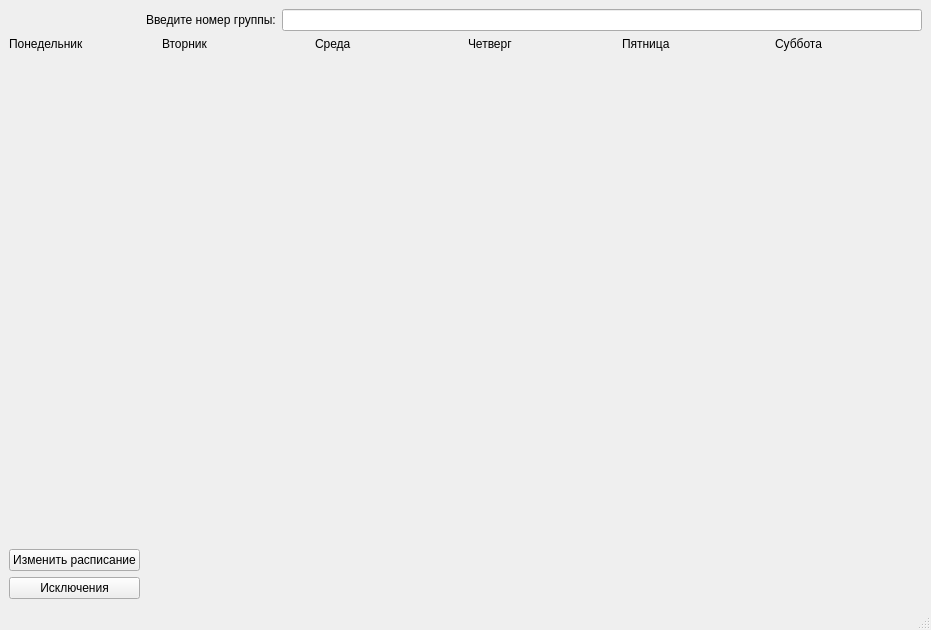
Before: the Qt Designer form client/mainwindow.ui in zefixed/raspyxxx, drawn with Qt 5.
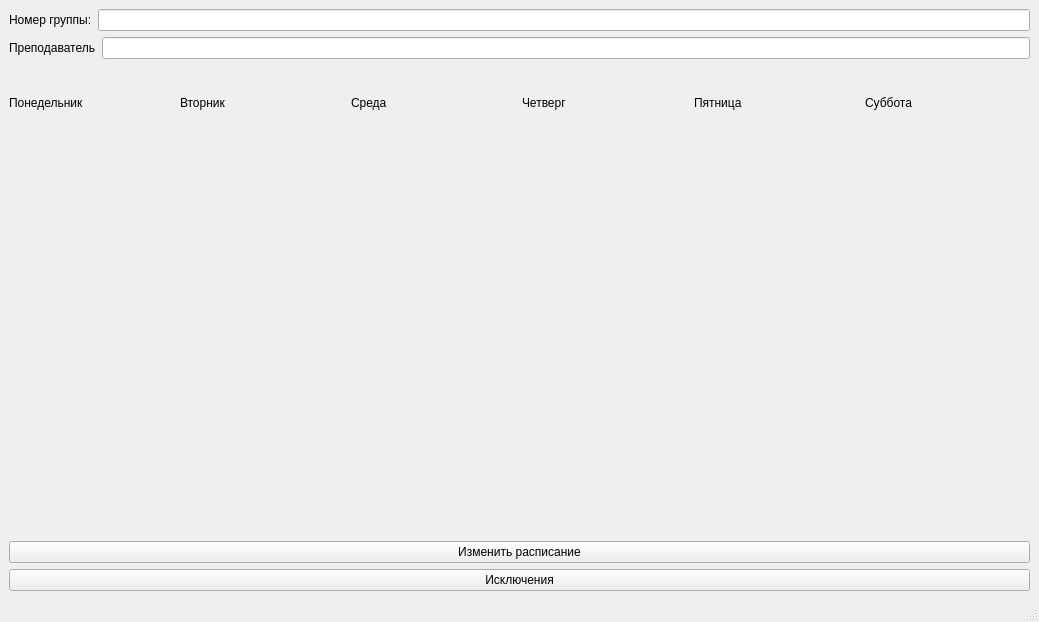
After: the same form once the commit is applied.

Commit message: Add search by teacher, autocomplete, bug fixes

```diff
--- a/client/mainwindow.ui
+++ b/client/mainwindow.ui
@@ -6,8 +6,8 @@
    <rect>
     <x>0</x>
     <y>0</y>
-    <width>931</width>
-    <height>630</height>
+    <width>1039</width>
+    <height>622</height>
    </rect>
   </property>
   <property name="minimumSize">
@@ -20,6 +20,12 @@
    <string>Raspyxxx</string>
   </property>
   <widget class="QWidget" name="centralwidget">
+   <property name="sizePolicy">
+    <sizepolicy hsizetype="Preferred" vsizetype="Minimum">
+     <horstretch>0</horstretch>
+     <verstretch>0</verstretch>
+    </sizepolicy>
+   </property>
    <property name="minimumSize">
     <size>
      <width>917</width>
@@ -33,17 +39,61 @@
     </size>
    </property>
    <layout class="QGridLayout" name="gridLayout">
-    <item row="2" column="0">
+    <item row="0" column="0">
+     <layout class="QVBoxLayout" name="verticalLayout_2" stretch="0,0">
+      <property name="sizeConstraint">
+       <enum>QLayout::SetDefaultConstraint</enum>
+      </property>
+      <property name="bottomMargin">
+       <number>0</number>
+      </property>
+      <item>
+       <layout class="QHBoxLayout" name="group_horizontalLayout">
+        <property name="sizeConstraint">
+         <enum>QLayout::SetDefaultConstraint</enum>
+        </property>
+        <item>
+         <widget class="QLabel" name="input_group_label">
+          <property name="text">
+           <string>Номер группы:</string>
+          </property>
+         </widget>
+        </item>
+        <item>
+         <widget class="QLineEdit" name="input_group_lineedit"/>
+        </item>
+       </layout>
+      </item>
+      <item>
+       <layout class="QHBoxLayout" name="teacher_horizontalLayout">
+        <property name="sizeConstraint">
+         <enum>QLayout::SetDefaultConstraint</enum>
+        </property>
+        <item>
+         <widget class="QLabel" name="input_teacher_label">
+          <property name="text">
+           <string>Преподаватель</string>
+          </property>
+         </widget>
+        </item>
+        <item>
+         <widget class="QLineEdit" name="input_teacher_lineedit"/>
+        </item>
+       </layout>
+      </item>
+     </layout>
+    </item>
+    <item row="5" column="0">
      <widget class="QPushButton" name="change_schedule_button">
       <property name="text">
        <string>Изменить расписание</string>
       </property>
      </widget>
     </item>
-    <item row="1" column="0" colspan="2">
+    <item row="2" column="0">
      <layout class="QHBoxLayout" name="horizontalLayout">
       <property name="sizeConstraint">
-       <enum>QLayout::SetDefaultConstraint</enum>
+       <enum>QLayout::SetMaximumSize</enum>
       </property>
       <property name="leftMargin">
        <number>0</number>
@@ -260,26 +310,45 @@
       </item>
      </layout>
     </item>
-    <item row="3" column="0">
+    <item row="6" column="0">
      <widget class="QPushButton" name="exceptions_button">
       <property name="text">
        <string>Исключения</string>
       </property>
      </widget>
     </item>
-    <item row="0" column="1">
-     <layout class="QHBoxLayout" name="horizontalLayout_2">
-      <item>
-       <widget class="QLabel" name="input_group_label">
-        <property name="text">
-         <string>Введите номер группы:</string>
-        </property>
-       </widget>
-      </item>
-      <item>
-       <widget class="QLineEdit" name="input_group_lineedit"/>
-      </item>
-     </layout>
+    <item row="1" column="0">
+     <widget class="QLabel" name="group_doesnt_exist_label">
+      <property name="sizePolicy">
+       <sizepolicy hsizetype="Minimum" vsizetype="Minimum">
+        <horstretch>0</horstretch>
+        <verstretch>0</verstretch>
+       </sizepolicy>
+      </property>
+      <property name="minimumSize">
+       <size>
+        <width>0</width>
+        <height>0</height>
+       </size>
+      </property>
+      <property name="maximumSize">
+       <size>
+        <width>16777215</width>
+        <height>25</height>
+       </size>
+      </property>
+      <property name="font">
+       <font>
+        <pointsize>14</pointsize>
+       </font>
+      </property>
+      <property name="text">
+       <string/>
+      </property>
+      <property name="alignment">
+       <set>Qt::AlignCenter</set>
+      </property>
+     </widget>
     </item>
    </layout>
   </widget>
```
Left out of the diff: 2 changed lines with no effect on the pictures. The commit also changes 18 other files.
